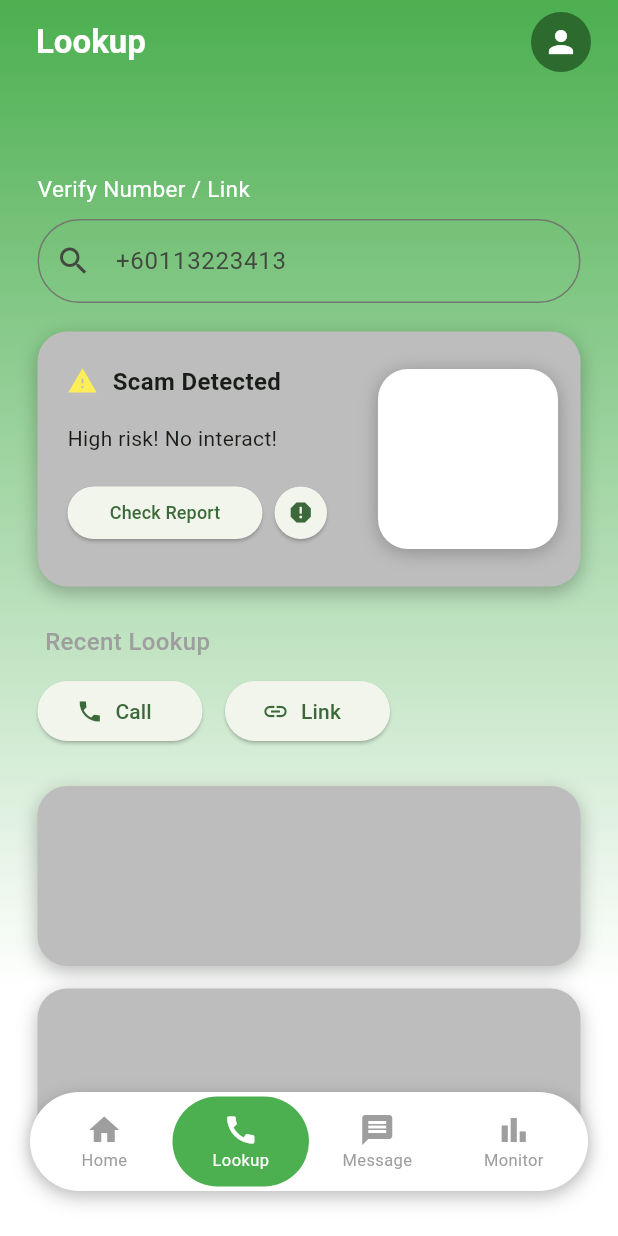
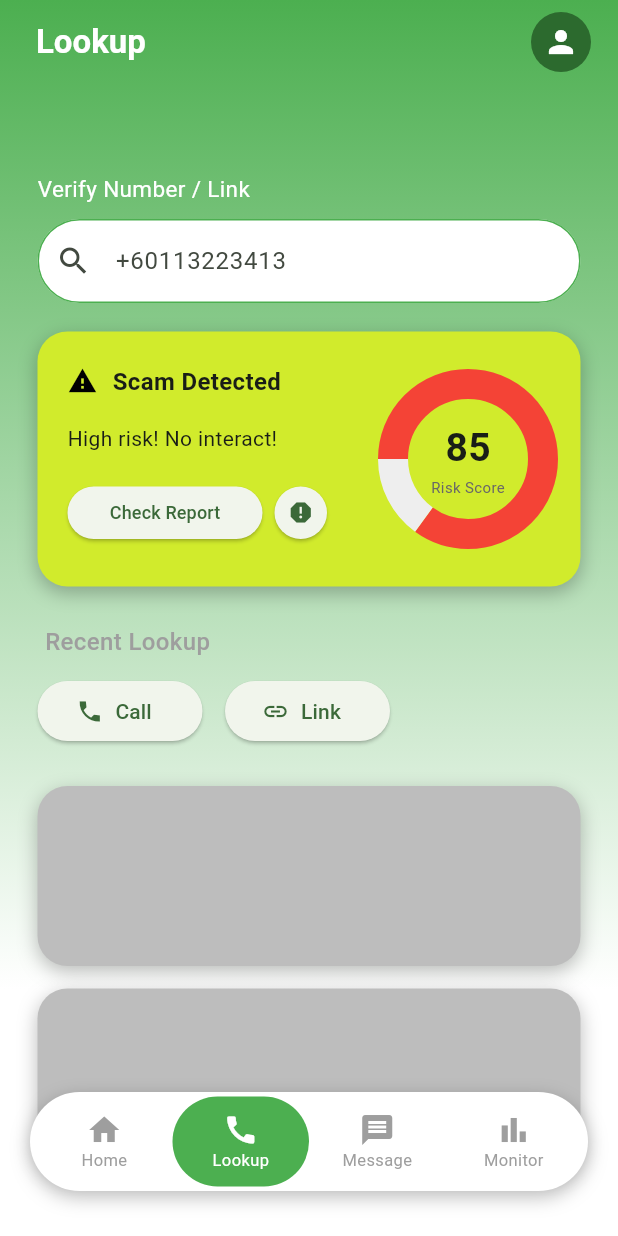
Before and after one commit to Wilsomwong2004/ScamTap, a Flutter app: the screen it shows after launch, item 2 of the bottom bar chosen, on a phone screen of 412 x 824 dp. Run offline on Flutter 3.47's test engine with Material 3 defaults, Android fonts, the phone set to English and light mode, and no system bars; drawn by our look-alikes of fl_chart; our stand-ins replace firebase_core; accounts and stored records are empty.

Commit message:
Update: Add gauche chart and inside the chart to lookup page.

```diff
--- a/lib/pages/lookup_page.dart
+++ b/lib/pages/lookup_page.dart
@@ -1,5 +1,6 @@
 import 'package:flutter/material.dart';
 import 'package:scam_tap/widgets/miniprofile.dart';
+import 'package:scam_tap/widgets/scoregauge.dart';
 
 class LookupPage extends StatelessWidget {
   const LookupPage({super.key});
@@ -66,10 +67,21 @@ class LookupPage extends StatelessWidget {
                     SizedBox(height: 10),
                     TextField(
                       decoration: InputDecoration(
+                        filled: true,
+                        fillColor: Colors.white,
                         hintText: "+60113223413",
                         prefixIcon: Icon(Icons.search),
                         border: OutlineInputBorder(
                           borderRadius: BorderRadius.circular(30),
+                          borderSide: BorderSide(width: 1, color: Colors.green),
+                        ),
+                        enabledBorder: OutlineInputBorder(
+                          borderRadius: BorderRadius.circular(30),
+                          borderSide: BorderSide(width: 1, color: Colors.green),
+                        ),
+                        focusedBorder: OutlineInputBorder(
+                          borderRadius: BorderRadius.circular(30),
+                          borderSide: BorderSide(width: 2, color: Colors.green),
                         ),
                       ),
                     ),
@@ -85,7 +97,7 @@ class LookupPage extends StatelessWidget {
                   width: double.infinity,
                   height: 170,
                   decoration: BoxDecoration(
-                    color: Colors.grey[400],
+                    color: const Color.fromARGB(255, 209, 235, 44),
                     borderRadius: BorderRadius.circular(20),
                     boxShadow: [
                       BoxShadow(
@@ -110,7 +122,7 @@ class LookupPage extends StatelessWidget {
 
                                 Icon(
                                   Icons.warning,
-                                  color: Colors.yellow.shade400,
+                                  color: const Color.fromARGB(255, 0, 0, 0),
                                   size: 20.0,
                                   semanticLabel: 'Text to announce in acce',
                                   ),
@@ -184,21 +196,11 @@ class LookupPage extends StatelessWidget {
 
                       Padding(
                         padding: EdgeInsets.fromLTRB(15, 15, 15, 15),
-                        child: Container(
-                          width: 120,
-                          height: 120,
-                          decoration: BoxDecoration(
-                            color: const Color.fromARGB(255, 255, 255, 255),
-                            borderRadius: BorderRadius.circular(20),
-                            boxShadow: [
-                              BoxShadow(
-                                color: Colors.black26,
-                                blurRadius: 10,
-                                offset: Offset(0, 2),
-                              ),
-                            ],
-                          ),
-                        ),
+                        child: SizedBox(
+                        width: 120,
+                        height: 120,
+                        child: Scoregauge(score: 85),
+                      ),
                       ),
                     ],
                   ),
--- /dev/null
+++ b/lib/widgets/scoregauge.dart
@@ -0,0 +1,55 @@
+import 'package:fl_chart/fl_chart.dart';
+import 'package:flutter/material.dart';
+
+class Scoregauge extends StatelessWidget {
+  final double score;
+
+  const Scoregauge({required this.score});
+
+  @override
+  Widget build(BuildContext context) {
+    return SizedBox(
+      height: 200,
+      child: Stack(
+        alignment: Alignment.center,
+        children: [
+          PieChart(
+            PieChartData(
+              startDegreeOffset: 180,
+              sectionsSpace: 0,
+              sections: [
+                PieChartSectionData(
+                  value: score,
+                  color: riskColor(score),
+                  radius: 20,
+                  showTitle: false,
+                ),
+
+                PieChartSectionData(
+                  value: 100 - score,
+                  color: Colors.grey.shade200,
+                  radius: 20,
+                  showTitle: false,
+                )
+              ],
+            ),
+          ),
+          Column(
+            mainAxisSize: MainAxisSize.min,
+            children: [
+              Text('${score.toInt()}',
+              style: TextStyle(fontSize: 26, fontWeight: FontWeight.bold)),
+              Text('Risk Score', style: TextStyle(color: const Color.fromARGB(255, 104, 103, 103), fontSize: 10),)
+            ],
+          )
+        ],
+      )
+    );
+  }
+
+  Color riskColor(double score) {
+    if (score >= 70) return Colors.red;
+    if (score >= 40) return Colors.orange;
+    return Colors.green;
+  }
+}
--- a/pubspec.yaml
+++ b/pubspec.yaml
@@ -36,6 +36,7 @@ dependencies:
   cupertino_icons: ^1.0.8
   firebase_core: ^4.7.0
   cloud_firestore: ^6.3.0
+  fl_chart: ^1.2.0
 
 dev_dependencies:
   flutter_test:
```
Also changed, not shown: pubspec.lock.
